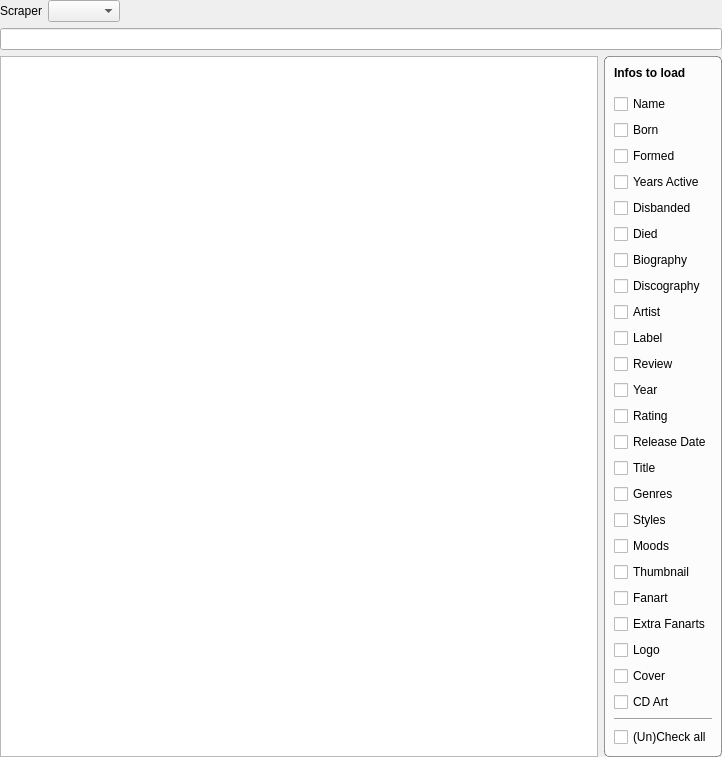
This is music/MusicSearchWidget.ui in Komet/MediaElch as Qt 5 draws it before an edit. The edited form follows.
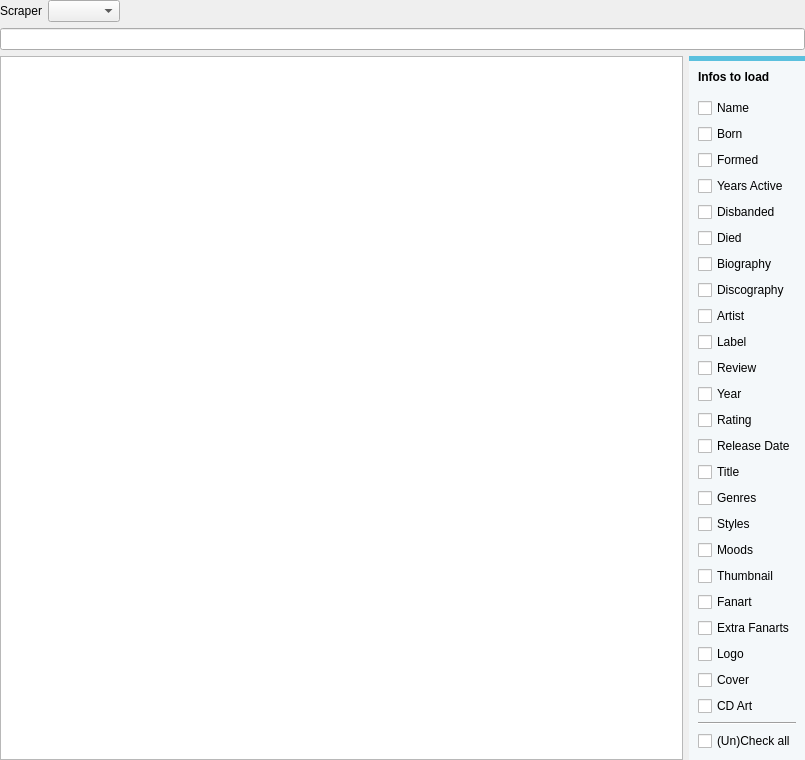
This is the edited form. Custom widgets are drawn as their Qt base class.

Commit message: Fixes #206 Show id in music search results; improved search widget layout

The edit to the form file:
```diff
--- a/music/MusicSearchWidget.ui
+++ b/music/MusicSearchWidget.ui
@@ -6,8 +6,8 @@
    <rect>
     <x>0</x>
     <y>0</y>
-    <width>722</width>
-    <height>660</height>
+    <width>805</width>
+    <height>743</height>
    </rect>
   </property>
   <property name="windowTitle">
@@ -103,12 +103,20 @@
       </widget>
      </item>
      <item>
+      <layout class="QVBoxLayout" name="verticalLayout_2">
+       <item>
       <widget class="QGroupBox" name="groupBox">
+         <property name="sizePolicy">
+          <sizepolicy hsizetype="Preferred" vsizetype="Maximum">
+           <horstretch>0</horstretch>
+           <verstretch>0</verstretch>
+          </sizepolicy>
+         </property>
        <property name="styleSheet">
         <string notr="true">QGroupBox {
-	border: 1px solid rgba(0, 0, 0, 100);
-	border-radius: 5px;
-	background-color: rgba(255, 255, 255, 200);
+    border-radius: 0px;
+    border-top: 5px solid #5BC0DE; 
+    background-color: #F4F8FA;
 }</string>
        </property>
        <property name="title">
@@ -398,8 +406,11 @@
           </property>
          </widget>
         </item>
+         </layout>
+        </widget>
+       </item>
         <item>
-         <spacer name="verticalSpacer_3">
+        <spacer name="verticalSpacer">
           <property name="orientation">
            <enum>Qt::Vertical</enum>
           </property>
@@ -412,7 +423,6 @@
          </spacer>
         </item>
        </layout>
-      </widget>
      </item>
     </layout>
    </item>
```
Lines whose indentation alone changed are shown as unchanged. The commit also changes 9 other files.
